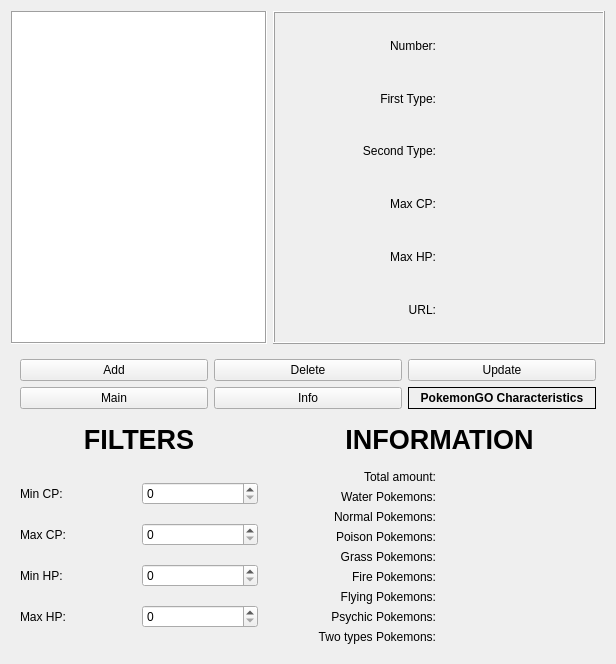
This is pokechar.ui in ducklingsam/dsba-itop2022-hw as Qt 5 draws it before an edit. The edited form follows.
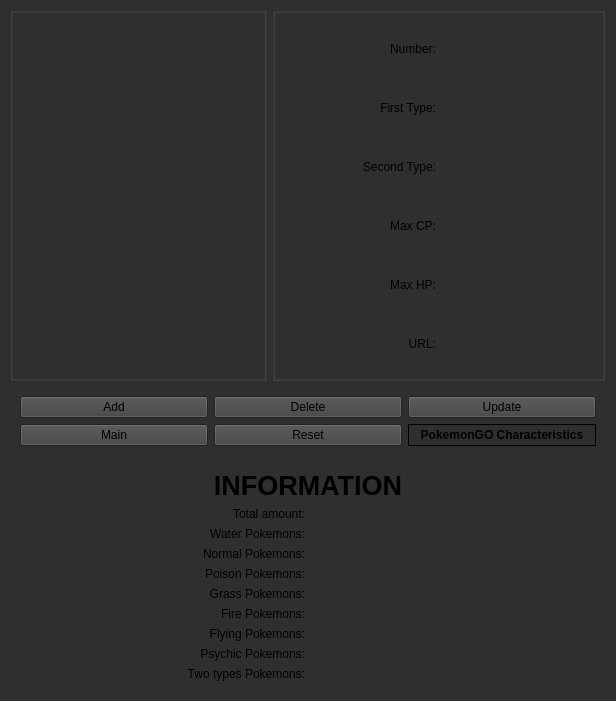
This is the edited form.

Patch:
```diff
--- a/pokechar.ui
+++ b/pokechar.ui
@@ -7,7 +7,7 @@
     <x>0</x>
     <y>0</y>
     <width>616</width>
-    <height>664</height>
+    <height>701</height>
    </rect>
   </property>
   <property name="sizePolicy">
@@ -16,10 +16,339 @@
     <verstretch>0</verstretch>
    </sizepolicy>
   </property>
+  <property name="palette">
+   <palette>
+    <active>
+     <colorrole role="Button">
+      <brush brushstyle="SolidPattern">
+       <color alpha="255">
+        <red>0</red>
+        <green>0</green>
+        <blue>0</blue>
+       </color>
+      </brush>
+     </colorrole>
+     <colorrole role="Light">
+      <brush brushstyle="SolidPattern">
+       <color alpha="255">
+        <red>0</red>
+        <green>0</green>
+        <blue>0</blue>
+       </color>
+      </brush>
+     </colorrole>
+     <colorrole role="Midlight">
+      <brush brushstyle="SolidPattern">
+       <color alpha="255">
+        <red>0</red>
+        <green>0</green>
+        <blue>0</blue>
+       </color>
+      </brush>
+     </colorrole>
+     <colorrole role="Dark">
+      <brush brushstyle="SolidPattern">
+       <color alpha="255">
+        <red>0</red>
+        <green>0</green>
+        <blue>0</blue>
+       </color>
+      </brush>
+     </colorrole>
+     <colorrole role="Mid">
+      <brush brushstyle="SolidPattern">
+       <color alpha="255">
+        <red>0</red>
+        <green>0</green>
+        <blue>0</blue>
+       </color>
+      </brush>
+     </colorrole>
+     <colorrole role="BrightText">
+      <brush brushstyle="SolidPattern">
+       <color alpha="255">
+        <red>0</red>
+        <green>0</green>
+        <blue>0</blue>
+       </color>
+      </brush>
+     </colorrole>
+     <colorrole role="Base">
+      <brush brushstyle="SolidPattern">
+       <color alpha="255">
+        <red>0</red>
+        <green>0</green>
+        <blue>0</blue>
+       </color>
+      </brush>
+     </colorrole>
+     <colorrole role="Window">
+      <brush brushstyle="SolidPattern">
+       <color alpha="255">
+        <red>0</red>
+        <green>0</green>
+        <blue>0</blue>
+       </color>
+      </brush>
+     </colorrole>
+     <colorrole role="AlternateBase">
+      <brush brushstyle="SolidPattern">
+       <color alpha="255">
+        <red>7</red>
+        <green>7</green>
+        <blue>7</blue>
+       </color>
+      </brush>
+     </colorrole>
+     <colorrole role="ToolTipBase">
+      <brush brushstyle="SolidPattern">
+       <color alpha="255">
+        <red>0</red>
+        <green>0</green>
+        <blue>0</blue>
+       </color>
+      </brush>
+     </colorrole>
+     <colorrole role="PlaceholderText">
+      <brush brushstyle="SolidPattern">
+       <color alpha="255">
+        <red>0</red>
+        <green>0</green>
+        <blue>0</blue>
+       </color>
+      </brush>
+     </colorrole>
+    </active>
+    <inactive>
+     <colorrole role="Button">
+      <brush brushstyle="SolidPattern">
+       <color alpha="255">
+        <red>64</red>
+        <green>65</green>
+        <blue>66</blue>
+       </color>
+      </brush>
+     </colorrole>
+     <colorrole role="Light">
+      <brush brushstyle="SolidPattern">
+       <color alpha="255">
+        <red>55</red>
+        <green>55</green>
+        <blue>55</blue>
+       </color>
+      </brush>
+     </colorrole>
+     <colorrole role="Midlight">
+      <brush brushstyle="SolidPattern">
+       <color alpha="255">
+        <red>52</red>
+        <green>52</green>
+        <blue>52</blue>
+       </color>
+      </brush>
+     </colorrole>
+     <colorrole role="Dark">
+      <brush brushstyle="SolidPattern">
+       <color alpha="255">
+        <red>64</red>
+        <green>65</green>
+        <blue>66</blue>
+       </color>
+      </brush>
+     </colorrole>
+     <colorrole role="Mid">
+      <brush brushstyle="SolidPattern">
+       <color alpha="255">
+        <red>160</red>
+        <green>160</green>
+        <blue>160</blue>
+       </color>
+      </brush>
+     </colorrole>
+     <colorrole role="BrightText">
+      <brush brushstyle="SolidPattern">
+       <color alpha="255">
+        <red>255</red>
+        <green>51</green>
+        <blue>51</blue>
+       </color>
+      </brush>
+     </colorrole>
+     <colorrole role="Base">
+      <brush brushstyle="SolidPattern">
+       <color alpha="255">
+        <red>46</red>
+        <green>47</green>
+        <blue>48</blue>
+       </color>
+      </brush>
+     </colorrole>
+     <colorrole role="Window">
+      <brush brushstyle="SolidPattern">
+       <color alpha="255">
+        <red>46</red>
+        <green>47</green>
+        <blue>48</blue>
+       </color>
+      </brush>
+     </colorrole>
+     <colorrole role="AlternateBase">
+      <brush brushstyle="SolidPattern">
+       <color alpha="255">
+        <red>53</red>
+        <green>54</green>
+        <blue>55</blue>
+       </color>
+      </brush>
+     </colorrole>
+     <colorrole role="ToolTipBase">
+      <brush brushstyle="SolidPattern">
+       <color alpha="255">
+        <red>64</red>
+        <green>65</green>
+        <blue>66</blue>
+       </color>
+      </brush>
+     </colorrole>
+     <colorrole role="PlaceholderText">
+      <brush brushstyle="SolidPattern">
+       <color alpha="255">
+        <red>127</red>
+        <green>127</green>
+        <blue>128</blue>
+       </color>
+      </brush>
+     </colorrole>
+    </inactive>
+    <disabled>
+     <colorrole role="Button">
+      <brush brushstyle="SolidPattern">
+       <color alpha="255">
+        <red>0</red>
+        <green>0</green>
+        <blue>0</blue>
+       </color>
+      </brush>
+     </colorrole>
+     <colorrole role="Light">
+      <brush brushstyle="SolidPattern">
+       <color alpha="255">
+        <red>0</red>
+        <green>0</green>
+        <blue>0</blue>
+       </color>
+      </brush>
+     </colorrole>
+     <colorrole role="Midlight">
+      <brush brushstyle="SolidPattern">
+       <color alpha="255">
+        <red>0</red>
+        <green>0</green>
+        <blue>0</blue>
+       </color>
+      </brush>
+     </colorrole>
+     <colorrole role="Dark">
+      <brush brushstyle="SolidPattern">
+       <color alpha="255">
+        <red>0</red>
+        <green>0</green>
+        <blue>0</blue>
+       </color>
+      </brush>
+     </colorrole>
+     <colorrole role="Mid">
+      <brush brushstyle="SolidPattern">
+       <color alpha="255">
+        <red>0</red>
+        <green>0</green>
+        <blue>0</blue>
+       </color>
+      </brush>
+     </colorrole>
+     <colorrole role="BrightText">
+      <brush brushstyle="SolidPattern">
+       <color alpha="255">
+        <red>0</red>
+        <green>0</green>
+        <blue>0</blue>
+       </color>
+      </brush>
+     </colorrole>
+     <colorrole role="Base">
+      <brush brushstyle="SolidPattern">
+       <color alpha="255">
+        <red>0</red>
+        <green>0</green>
+        <blue>0</blue>
+       </color>
+      </brush>
+     </colorrole>
+     <colorrole role="Window">
+      <brush brushstyle="SolidPattern">
+       <color alpha="255">
+        <red>0</red>
+        <green>0</green>
+        <blue>0</blue>
+       </color>
+      </brush>
+     </colorrole>
+     <colorrole role="AlternateBase">
+      <brush brushstyle="SolidPattern">
+       <color alpha="255">
+        <red>53</red>
+        <green>54</green>
+        <blue>55</blue>
+       </color>
+      </brush>
+     </colorrole>
+     <colorrole role="ToolTipBase">
+      <brush brushstyle="SolidPattern">
+       <color alpha="255">
+        <red>64</red>
+        <green>65</green>
+        <blue>66</blue>
+       </color>
+      </brush>
+     </colorrole>
+     <colorrole role="PlaceholderText">
+      <brush brushstyle="SolidPattern">
+       <color alpha="255">
+        <red>127</red>
+        <green>127</green>
+        <blue>128</blue>
+       </color>
+      </brush>
+     </colorrole>
+    </disabled>
+   </palette>
+  </property>
   <property name="windowTitle">
    <string>PokemonGO! Characteristics</string>
   </property>
   <layout class="QGridLayout" name="gridLayout">
+   <item row="2" column="0" rowspan="2">
+    <widget class="QTreeView" name="nameTable">
+     <property name="sizePolicy">
+      <sizepolicy hsizetype="Minimum" vsizetype="Expanding">
+       <horstretch>0</horstretch>
+       <verstretch>0</verstretch>
+      </sizepolicy>
+     </property>
+     <property name="frameShape">
+      <enum>QFrame::Box</enum>
+     </property>
+     <property name="lineWidth">
+      <number>1</number>
+     </property>
+     <property name="horizontalScrollBarPolicy">
+      <enum>Qt::ScrollBarAlwaysOff</enum>
+     </property>
+     <property name="editTriggers">
+      <set>QAbstractItemView::NoEditTriggers</set>
+     </property>
+    </widget>
+   </item>
    <item row="2" column="1" rowspan="2" colspan="3">
     <widget class="QFrame" name="frame">
      <property name="sizePolicy">
@@ -146,63 +475,321 @@
      </layout>
     </widget>
    </item>
-   <item row="10" column="0">
-    <widget class="QFrame" name="frame_2">
-     <property name="frameShape">
-      <enum>QFrame::NoFrame</enum>
-     </property>
-     <property name="frameShadow">
-      <enum>QFrame::Raised</enum>
-     </property>
-     <property name="lineWidth">
-      <number>0</number>
-     </property>
-     <layout class="QGridLayout" name="gridLayout_3">
-      <item row="1" column="0">
-       <widget class="QLabel" name="label_10">
-        <property name="text">
-         <string>Max CP:</string>
-        </property>
-       </widget>
-      </item>
-      <item row="0" column="1">
-       <widget class="QSpinBox" name="minCpSpin"/>
-      </item>
-      <item row="2" column="0">
-       <widget class="QLabel" name="label_11">
-        <property name="text">
-         <string>Min HP:</string>
-        </property>
-       </widget>
-      </item>
-      <item row="1" column="1">
-       <widget class="QSpinBox" name="maxCpSpin"/>
-      </item>
-      <item row="3" column="0">
-       <widget class="QLabel" name="label_12">
-        <property name="text">
-         <string>Max HP:</string>
-        </property>
-       </widget>
-      </item>
-      <item row="2" column="1">
-       <widget class="QSpinBox" name="minHpSpin"/>
-      </item>
-      <item row="0" column="0">
-       <widget class="QLabel" name="label_9">
-        <property name="text">
-         <string>Min CP:</string>
-        </property>
-       </widget>
-      </item>
-      <item row="3" column="1">
-       <widget class="QSpinBox" name="maxHpSpin"/>
-      </item>
-     </layout>
-    </widget>
-   </item>
-   <item row="10" column="1" colspan="3">
+   <item row="9" column="0" colspan="4">
     <widget class="QFrame" name="frame_3">
+     <property name="sizePolicy">
+      <sizepolicy hsizetype="Expanding" vsizetype="Preferred">
+       <horstretch>0</horstretch>
+       <verstretch>0</verstretch>
+      </sizepolicy>
+     </property>
+     <property name="palette">
+      <palette>
+       <active>
+        <colorrole role="Button">
+         <brush brushstyle="SolidPattern">
+          <color alpha="255">
+           <red>0</red>
+           <green>0</green>
+           <blue>0</blue>
+          </color>
+         </brush>
+        </colorrole>
+        <colorrole role="Light">
+         <brush brushstyle="SolidPattern">
+          <color alpha="255">
+           <red>0</red>
+           <green>0</green>
+           <blue>0</blue>
+          </color>
+         </brush>
+        </colorrole>
+        <colorrole role="Midlight">
+         <brush brushstyle="SolidPattern">
+          <color alpha="255">
+           <red>0</red>
+           <green>0</green>
+           <blue>0</blue>
+          </color>
+         </brush>
+        </colorrole>
+        <colorrole role="Dark">
+         <brush brushstyle="SolidPattern">
+          <color alpha="255">
+           <red>0</red>
+           <green>0</green>
+           <blue>0</blue>
+          </color>
+         </brush>
+        </colorrole>
+        <colorrole role="Mid">
+         <brush brushstyle="SolidPattern">
+          <color alpha="255">
+           <red>0</red>
+           <green>0</green>
+           <blue>0</blue>
+          </color>
+         </brush>
+        </colorrole>
+        <colorrole role="BrightText">
+         <brush brushstyle="SolidPattern">
+          <color alpha="255">
+           <red>0</red>
+           <green>0</green>
+           <blue>0</blue>
+          </color>
+         </brush>
+        </colorrole>
+        <colorrole role="Base">
+         <brush brushstyle="SolidPattern">
+          <color alpha="255">
+           <red>0</red>
+           <green>0</green>
+           <blue>0</blue>
+          </color>
+         </brush>
+        </colorrole>
+        <colorrole role="Window">
+         <brush brushstyle="SolidPattern">
+          <color alpha="255">
+           <red>0</red>
+           <green>0</green>
+           <blue>0</blue>
+          </color>
+         </brush>
+        </colorrole>
+        <colorrole role="AlternateBase">
+         <brush brushstyle="SolidPattern">
+          <color alpha="255">
+           <red>7</red>
+           <green>7</green>
+           <blue>7</blue>
+          </color>
+         </brush>
+        </colorrole>
+        <colorrole role="ToolTipBase">
+         <brush brushstyle="SolidPattern">
+          <color alpha="255">
+           <red>0</red>
+           <green>0</green>
+           <blue>0</blue>
+          </color>
+         </brush>
+        </colorrole>
+        <colorrole role="PlaceholderText">
+         <brush brushstyle="SolidPattern">
+          <color alpha="255">
+           <red>0</red>
+           <green>0</green>
+           <blue>0</blue>
+          </color>
+         </brush>
+        </colorrole>
+       </active>
+       <inactive>
+        <colorrole role="Button">
+         <brush brushstyle="SolidPattern">
+          <color alpha="255">
+           <red>64</red>
+           <green>65</green>
+           <blue>66</blue>
+          </color>
+         </brush>
+        </colorrole>
+        <colorrole role="Light">
+         <brush brushstyle="SolidPattern">
+          <color alpha="255">
+           <red>55</red>
+           <green>55</green>
+           <blue>55</blue>
+          </color>
+         </brush>
+        </colorrole>
+        <colorrole role="Midlight">
+         <brush brushstyle="SolidPattern">
+          <color alpha="255">
+           <red>52</red>
+           <green>52</green>
+           <blue>52</blue>
+          </color>
+         </brush>
+        </colorrole>
+        <colorrole role="Dark">
+         <brush brushstyle="SolidPattern">
+          <color alpha="255">
+           <red>64</red>
+           <green>65</green>
+           <blue>66</blue>
+          </color>
+         </brush>
+        </colorrole>
+        <colorrole role="Mid">
+         <brush brushstyle="SolidPattern">
+          <color alpha="255">
+           <red>160</red>
+           <green>160</green>
+           <blue>160</blue>
+          </color>
+         </brush>
+        </colorrole>
+        <colorrole role="BrightText">
+         <brush brushstyle="SolidPattern">
+          <color alpha="255">
+           <red>255</red>
+           <green>51</green>
+           <blue>51</blue>
+          </color>
+         </brush>
+        </colorrole>
+        <colorrole role="Base">
+         <brush brushstyle="SolidPattern">
+          <color alpha="255">
+           <red>46</red>
+           <green>47</green>
+           <blue>48</blue>
+          </color>
+         </brush>
+        </colorrole>
+        <colorrole role="Window">
+         <brush brushstyle="SolidPattern">
+          <color alpha="255">
+           <red>46</red>
+           <green>47</green>
+           <blue>48</blue>
+          </color>
+         </brush>
+        </colorrole>
+        <colorrole role="AlternateBase">
+         <brush brushstyle="SolidPattern">
+          <color alpha="255">
+           <red>53</red>
+           <green>54</green>
+           <blue>55</blue>
+          </color>
+         </brush>
+        </colorrole>
+        <colorrole role="ToolTipBase">
+         <brush brushstyle="SolidPattern">
+          <color alpha="255">
+           <red>64</red>
+           <green>65</green>
+           <blue>66</blue>
+          </color>
+         </brush>
+        </colorrole>
+        <colorrole role="PlaceholderText">
+         <brush brushstyle="SolidPattern">
+          <color alpha="255">
+           <red>127</red>
+           <green>127</green>
+           <blue>128</blue>
+          </color>
+         </brush>
+        </colorrole>
+       </inactive>
+       <disabled>
+        <colorrole role="Button">
+         <brush brushstyle="SolidPattern">
+          <color alpha="255">
+           <red>0</red>
+           <green>0</green>
+           <blue>0</blue>
+          </color>
+         </brush>
+        </colorrole>
+        <colorrole role="Light">
+         <brush brushstyle="SolidPattern">
+          <color alpha="255">
+           <red>0</red>
+           <green>0</green>
+           <blue>0</blue>
+          </color>
+         </brush>
+        </colorrole>
+        <colorrole role="Midlight">
+         <brush brushstyle="SolidPattern">
+          <color alpha="255">
+           <red>0</red>
+           <green>0</green>
+           <blue>0</blue>
+          </color>
+         </brush>
+        </colorrole>
+        <colorrole role="Dark">
+         <brush brushstyle="SolidPattern">
+          <color alpha="255">
+           <red>0</red>
+           <green>0</green>
+           <blue>0</blue>
+          </color>
+         </brush>
+        </colorrole>
+        <colorrole role="Mid">
+         <brush brushstyle="SolidPattern">
+          <color alpha="255">
+           <red>0</red>
+           <green>0</green>
+           <blue>0</blue>
+          </color>
+         </brush>
+        </colorrole>
+        <colorrole role="BrightText">
+         <brush brushstyle="SolidPattern">
+          <color alpha="255">
+           <red>0</red>
+           <green>0</green>
+           <blue>0</blue>
+          </color>
+         </brush>
+        </colorrole>
+        <colorrole role="Base">
+         <brush brushstyle="SolidPattern">
+          <color alpha="255">
+           <red>0</red>
+           <green>0</green>
+           <blue>0</blue>
+          </color>
+         </brush>
+        </colorrole>
+        <colorrole role="Window">
+         <brush brushstyle="SolidPattern">
+          <color alpha="255">
+           <red>0</red>
+           <green>0</green>
+           <blue>0</blue>
+          </color>
+         </brush>
+        </colorrole>
+        <colorrole role="AlternateBase">
+         <brush brushstyle="SolidPattern">
+          <color alpha="255">
+           <red>53</red>
+           <green>54</green>
+           <blue>55</blue>
+          </color>
+         </brush>
+        </colorrole>
+        <colorrole role="ToolTipBase">
+         <brush brushstyle="SolidPattern">
+          <color alpha="255">
+           <red>64</red>
+           <green>65</green>
+           <blue>66</blue>
+          </color>
+         </brush>
+        </colorrole>
+        <colorrole role="PlaceholderText">
+         <brush brushstyle="SolidPattern">
+          <color alpha="255">
+           <red>127</red>
+           <green>127</green>
+           <blue>128</blue>
+          </color>
+         </brush>
+        </colorrole>
+       </disabled>
+      </palette>
+     </property>
      <property name="frameShape">
       <enum>QFrame::NoFrame</enum>
      </property>
@@ -213,33 +800,52 @@
       <number>0</number>
      </property>
      <layout class="QGridLayout" name="gridLayout_4">
-      <item row="1" column="0">
-       <widget class="QLabel" name="label_14">
+      <item row="0" column="0" colspan="2">
+       <widget class="QLabel" name="label_13">
+        <property name="sizePolicy">
+         <sizepolicy hsizetype="Expanding" vsizetype="Fixed">
+          <horstretch>0</horstretch>
+          <verstretch>0</verstretch>
+         </sizepolicy>
+        </property>
+        <property name="font">
+         <font>
+          <pointsize>20</pointsize>
+          <bold>true</bold>
+         </font>
+        </property>
         <property name="text">
-         <string>Total amount:</string>
+         <string>INFORMATION</string>
         </property>
         <property name="alignment">
-         <set>Qt::AlignRight|Qt::AlignTrailing|Qt::AlignVCenter</set>
+         <set>Qt::AlignCenter</set>
         </property>
        </widget>
       </item>
-      <item row="1" column="1">
-       <widget class="QLabel" name="taLabel">
+      <item row="5" column="1">
+       <widget class="QLabel" name="gLabel">
         <property name="text">
          <string/>
         </property>
        </widget>
       </item>
-      <item row="8" column="0">
-       <widget class="QLabel" name="label_21">
+      <item row="2" column="0">
+       <widget class="QLabel" name="label_15">
         <property name="text">
-         <string>Psychic Pokemons:</string>
+         <string>Water Pokemons:</string>
         </property>
         <property name="alignment">
          <set>Qt::AlignRight|Qt::AlignTrailing|Qt::AlignVCenter</set>
         </property>
        </widget>
       </item>
+      <item row="4" column="1">
+       <widget class="QLabel" name="pLabel">
+        <property name="text">
+         <string/>
+        </property>
+       </widget>
+      </item>
       <item row="2" column="1">
        <widget class="QLabel" name="wLabel">
         <property name="text">
@@ -247,6 +853,37 @@
         </property>
        </widget>
       </item>
+      <item row="3" column="1">
+       <widget class="QLabel" name="nLabel">
+        <property name="text">
+         <string/>
+        </property>
+       </widget>
+      </item>
+      <item row="3" column="0">
+       <widget class="QLabel" name="label_16">
+        <property name="text">
+         <string>Normal Pokemons:</string>
+        </property>
+        <property name="alignment">
+         <set>Qt::AlignRight|Qt::AlignTrailing|Qt::AlignVCenter</set>
+        </property>
+       </widget>
+      </item>
+      <item row="6" column="1">
+       <widget class="QLabel" name="fiLabel">
+        <property name="text">
+         <string/>
+        </property>
+       </widget>
+      </item>
+      <item row="7" column="1">
+       <widget class="QLabel" name="flLabel">
+        <property name="text">
+         <string/>
+        </property>
+       </widget>
+      </item>
       <item row="9" column="1">
        <widget class="QLabel" name="ttLabel">
         <property name="text">
@@ -254,6 +891,16 @@
         </property>
        </widget>
       </item>
+      <item row="7" column="0">
+       <widget class="QLabel" name="label_20">
+        <property name="text">
+         <string>Flying Pokemons:</string>
+        </property>
+        <property name="alignment">
+         <set>Qt::AlignRight|Qt::AlignTrailing|Qt::AlignVCenter</set>
+        </property>
+       </widget>
+      </item>
       <item row="9" column="0">
        <widget class="QLabel" name="label_22">
         <property name="text">
@@ -264,17 +911,13 @@
         </property>
        </widget>
       </item>
-      <item row="7" column="1">
-       <widget class="QLabel" name="flLabel">
+      <item row="8" column="0">
+       <widget class="QLabel" name="label_21">
         <property name="text">
-         <string/>
+         <string>Psychic Pokemons:</string>
         </property>
-       </widget>
-      </item>
-      <item row="5" column="1">
-       <widget class="QLabel" name="gLabel">
-        <property name="text">
-         <string/>
+        <property name="alignment">
+         <set>Qt::AlignRight|Qt::AlignTrailing|Qt::AlignVCenter</set>
         </property>
        </widget>
       </item>
@@ -285,20 +928,33 @@
         </property>
        </widget>
       </item>
-      <item row="3" column="1">
-       <widget class="QLabel" name="nLabel">
+      <item row="5" column="0">
+       <widget class="QLabel" name="label_18">
         <property name="text">
-         <string/>
+         <string>Grass Pokemons:</string>
         </property>
+        <property name="alignment">
+         <set>Qt::AlignRight|Qt::AlignTrailing|Qt::AlignVCenter</set>
+        </property>
        </widget>
       </item>
-      <item row="4" column="1">
-       <widget class="QLabel" name="pLabel">
+      <item row="1" column="1">
+       <widget class="QLabel" name="taLabel">
         <property name="text">
          <string/>
         </property>
        </widget>
       </item>
+      <item row="1" column="0">
+       <widget class="QLabel" name="label_14">
+        <property name="text">
+         <string>Total amount:</string>
+        </property>
+        <property name="alignment">
+         <set>Qt::AlignRight|Qt::AlignTrailing|Qt::AlignVCenter</set>
+        </property>
+       </widget>
+      </item>
       <item row="6" column="0">
        <widget class="QLabel" name="label_19">
         <property name="text">
@@ -309,16 +965,6 @@
         </property>
        </widget>
       </item>
-      <item row="3" column="0">
-       <widget class="QLabel" name="label_16">
-        <property name="text">
-         <string>Normal Pokemons:</string>
-        </property>
-        <property name="alignment">
-         <set>Qt::AlignRight|Qt::AlignTrailing|Qt::AlignVCenter</set>
-        </property>
-       </widget>
-      </item>
       <item row="4" column="0">
        <widget class="QLabel" name="label_17">
         <property name="text">
@@ -329,43 +975,6 @@
         </property>
        </widget>
       </item>
-      <item row="5" column="0">
-       <widget class="QLabel" name="label_18">
-        <property name="text">
-         <string>Grass Pokemons:</string>
-        </property>
-        <property name="alignment">
-         <set>Qt::AlignRight|Qt::AlignTrailing|Qt::AlignVCenter</set>
-        </property>
-       </widget>
-      </item>
-      <item row="7" column="0">
-       <widget class="QLabel" name="label_20">
-        <property name="text">
-         <string>Flying Pokemons:</string>
-        </property>
-        <property name="alignment">
-         <set>Qt::AlignRight|Qt::AlignTrailing|Qt::AlignVCenter</set>
-        </property>
-       </widget>
-      </item>
-      <item row="2" column="0">
-       <widget class="QLabel" name="label_15">
-        <property name="text">
-         <string>Water Pokemons:</string>
-        </property>
-        <property name="alignment">
-         <set>Qt::AlignRight|Qt::AlignTrailing|Qt::AlignVCenter</set>
-        </property>
-       </widget>
-      </item>
-      <item row="6" column="1">
-       <widget class="QLabel" name="fiLabel">
-        <property name="text">
-         <string/>
-        </property>
-       </widget>
-      </item>
      </layout>
     </widget>
    </item>
@@ -387,16 +996,6 @@
       <number>0</number>
      </property>
      <layout class="QGridLayout" name="gridLayout_5">
-      <item row="0" column="1">
-       <widget class="QPushButton" name="deleteButton">
-        <property name="text">
-         <string>Delete</string>
-        </property>
-        <property name="autoDefault">
-         <bool>false</bool>
-        </property>
-       </widget>
-      </item>
       <item row="1" column="2">
        <widget class="QLabel" name="label">
         <property name="font">
@@ -422,10 +1021,20 @@
         </property>
        </widget>
       </item>
-      <item row="0" column="0">
-       <widget class="QPushButton" name="addButton">
+      <item row="0" column="1">
+       <widget class="QPushButton" name="deleteButton">
         <property name="text">
-         <string>Add</string>
+         <string>Delete</string>
+        </property>
+        <property name="autoDefault">
+         <bool>false</bool>
+        </property>
+       </widget>
+      </item>
+      <item row="1" column="0">
+       <widget class="QPushButton" name="mainButton">
+        <property name="text">
+         <string>Main</string>
         </property>
         <property name="autoDefault">
          <bool>false</bool>
@@ -442,20 +1051,20 @@
         </property>
        </widget>
       </item>
-      <item row="1" column="0">
-       <widget class="QPushButton" name="mainButton">
-        <property name="text">
-         <string>Main</string>
-        </property>
-        <property name="autoDefault">
-         <bool>false</bool>
-        </property>
-       </widget>
-      </item>
       <item row="1" column="1">
-       <widget class="QPushButton" name="infoButton">
+       <widget class="QPushButton" name="resetButton">
         <property name="text">
-         <string>Info</string>
+         <string>Reset</string>
+        </property>
+        <property name="autoDefault">
+         <bool>false</bool>
+        </property>
+       </widget>
+      </item>
+      <item row="0" column="0">
+       <widget class="QPushButton" name="addButton">
+        <property name="text">
+         <string>Add</string>
         </property>
         <property name="autoDefault">
          <bool>false</bool>
@@ -465,72 +1074,6 @@
      </layout>
     </widget>
    </item>
-   <item row="2" column="0" rowspan="2">
-    <widget class="QTreeView" name="nameTable">
-     <property name="sizePolicy">
-      <sizepolicy hsizetype="Minimum" vsizetype="Expanding">
-       <horstretch>0</horstretch>
-       <verstretch>0</verstretch>
-      </sizepolicy>
-     </property>
-     <property name="frameShape">
-      <enum>QFrame::Box</enum>
-     </property>
-     <property name="lineWidth">
-      <number>1</number>
-     </property>
-     <property name="horizontalScrollBarPolicy">
-      <enum>Qt::ScrollBarAlwaysOff</enum>
-     </property>
-     <property name="editTriggers">
-      <set>QAbstractItemView::NoEditTriggers</set>
-     </property>
-    </widget>
-   </item>
-   <item row="9" column="2">
-    <widget class="QLabel" name="label_13">
-     <property name="sizePolicy">
-      <sizepolicy hsizetype="Fixed" vsizetype="Fixed">
-       <horstretch>0</horstretch>
-       <verstretch>0</verstretch>
-      </sizepolicy>
-     </property>
-     <property name="font">
-      <font>
-       <pointsize>20</pointsize>
-       <bold>true</bold>
-      </font>
-     </property>
-     <property name="text">
-      <string>INFORMATION</string>
-     </property>
-     <property name="alignment">
-      <set>Qt::AlignCenter</set>
-     </property>
-    </widget>
-   </item>
-   <item row="9" column="0">
-    <widget class="QLabel" name="label_8">
-     <property name="sizePolicy">
-      <sizepolicy hsizetype="Preferred" vsizetype="Fixed">
-       <horstretch>0</horstretch>
-       <verstretch>0</verstretch>
-      </sizepolicy>
-     </property>
-     <property name="font">
-      <font>
-       <pointsize>20</pointsize>
-       <bold>true</bold>
-      </font>
-     </property>
-     <property name="text">
-      <string>FILTERS</string>
-     </property>
-     <property name="alignment">
-      <set>Qt::AlignCenter</set>
-     </property>
-    </widget>
-   </item>
   </layout>
  </widget>
  <resources/>
```
